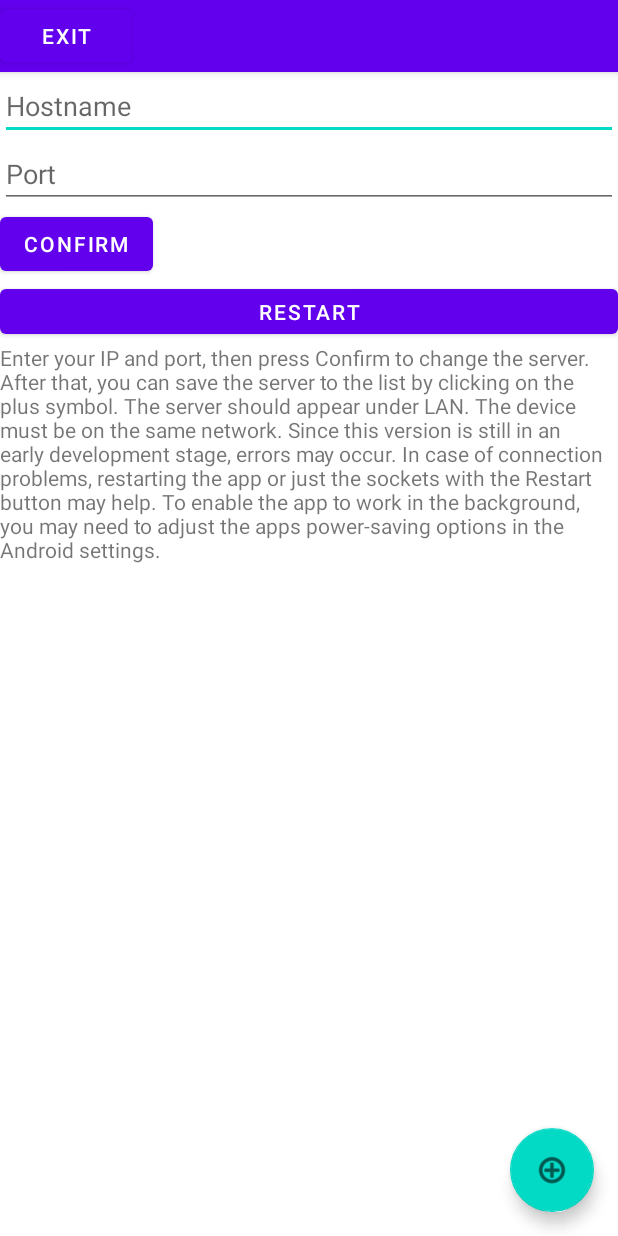
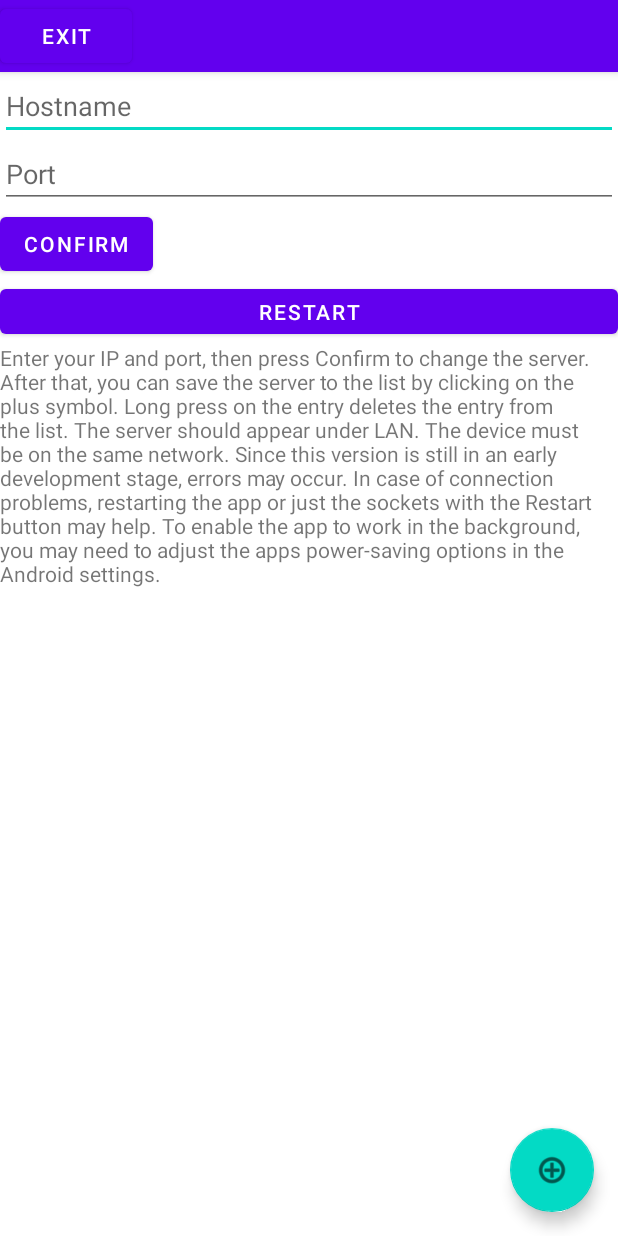
Before and after one commit to JanisPlayer/Minecraft-Bedrock-Connect, an Android app: the layout activity_main.xml on its own in the app's theme, with its tools: preview values and no code run, on a phone screen of 412 x 824 dp. Run offline under Robolectric (Android 15) with nearby library versions, the light colour scheme and no system bars; network calls fail.

Commit message:
Fix port to number, add more tutorial

```diff
--- a/app/src/main/res/layout/activity_main.xml
+++ b/app/src/main/res/layout/activity_main.xml
@@ -40,7 +40,8 @@
                 android:id="@+id/editTextPort"
                 android:layout_width="match_parent"
                 android:layout_height="wrap_content"
-                android:hint="@string/port" />
+                android:hint="@string/port"
+                android:inputType="number" />
 
             <Button
                 android:id="@+id/buttonConfirm"
--- a/app/src/main/res/values/strings.xml
+++ b/app/src/main/res/values/strings.xml
@@ -15,5 +15,5 @@
     <string name="port">Port</string>
     <string name="confirm">Confirm</string>
     <string name="restart">Restart</string>
-    <string name="tutorial">Enter your IP and port, then press "Confirm" to change the server. After that, you can save the server to the list by clicking on the plus symbol. The server should appear under LAN. The device must be on the same network. Since this version is still in an early development stage, errors may occur. In case of connection problems, restarting the app or just the sockets with the "Restart" button may help. To enable the app to work in the background, you may need to adjust the apps power-saving options in the Android settings.</string>
+    <string name="tutorial">Enter your IP and port, then press "Confirm" to change the server. After that, you can save the server to the list by clicking on the plus symbol. Long press on the entry deletes the entry from the list. The server should appear under LAN. The device must be on the same network. Since this version is still in an early development stage, errors may occur. In case of connection problems, restarting the app or just the sockets with the "Restart" button may help. To enable the app to work in the background, you may need to adjust the apps power-saving options in the Android settings.</string>
 </resources>
```
Also changed, not shown: app/src/main/java/de/heldendesbildschirms/mcbedrockconnector/MainActivity.kt (+7 -5 lines), 1 other file.
